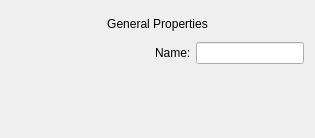
Above: umbrello/dialogs/umltemplatedialog.ui from KDE/umbrello before the change. Below: the same form after it.
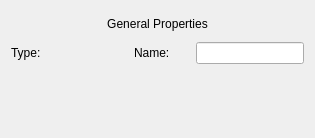
That is the form after the change. Custom widgets are drawn as their Qt base class.

Commit message:
Fix layout issues
Remove some labels of some widgets that is used, and put
them in the main dialog to better manage the layouts

```diff
--- a/umbrello/dialogs/umltemplatedialog.ui
+++ b/umbrello/dialogs/umltemplatedialog.ui
@@ -20,29 +20,31 @@
    <string>Form</string>
   </property>
   <layout class="QGridLayout" name="gridLayout">
-   <item row="3" column="0" colspan="2">
-    <widget class="UMLStereotypeWidget" name="stereotypeWidget" native="true">
-     <property name="sizePolicy">
-      <sizepolicy hsizetype="Minimum" vsizetype="Preferred">
-       <horstretch>0</horstretch>
-       <verstretch>0</verstretch>
-      </sizepolicy>
+   <item row="1" column="0">
+    <widget class="QLabel" name="label_3">
+     <property name="text">
+      <string>Type:</string>
      </property>
     </widget>
    </item>
    <item row="1" column="1">
-    <layout class="QHBoxLayout" name="horizontalLayout">
-     <property name="spacing">
-      <number>5</number>
+    <widget class="UMLDatatypeWidget" name="dataTypeWidget" native="true">
+     <property name="sizePolicy">
+      <sizepolicy hsizetype="Minimum" vsizetype="Preferred">
+       <horstretch>0</horstretch>
+       <verstretch>0</verstretch>
+      </sizepolicy>
      </property>
-     <item>
+    </widget>
+   </item>
+   <item row="1" column="2">
       <widget class="QLabel" name="label_2">
        <property name="text">
         <string>Name:</string>
        </property>
       </widget>
      </item>
-     <item>
+   <item row="1" column="3">
       <widget class="QLineEdit" name="nameLE">
        <property name="sizePolicy">
         <sizepolicy hsizetype="Maximum" vsizetype="Fixed">
@@ -52,9 +54,17 @@
        </property>
       </widget>
      </item>
-    </layout>
+   <item row="2" column="0" colspan="4">
+    <widget class="UMLStereotypeWidget" name="stereotypeWidget" native="true">
+     <property name="sizePolicy">
+      <sizepolicy hsizetype="Minimum" vsizetype="Preferred">
+       <horstretch>0</horstretch>
+       <verstretch>0</verstretch>
+      </sizepolicy>
+     </property>
+    </widget>
    </item>
-   <item row="4" column="0" colspan="2">
+   <item row="3" column="0" colspan="4">
     <widget class="DocumentationWidget" name="documentationWidget" native="true">
      <property name="sizePolicy">
       <sizepolicy hsizetype="Minimum" vsizetype="Preferred">
@@ -64,17 +74,7 @@
      </property>
     </widget>
    </item>
-   <item row="1" column="0">
-    <widget class="UMLDatatypeWidget" name="dataTypeWidget" native="true">
-     <property name="sizePolicy">
-      <sizepolicy hsizetype="Minimum" vsizetype="Preferred">
-       <horstretch>0</horstretch>
-       <verstretch>0</verstretch>
-      </sizepolicy>
-     </property>
-    </widget>
-   </item>
-   <item row="0" column="0" colspan="2">
+   <item row="0" column="0" colspan="4">
     <widget class="QLabel" name="label">
      <property name="text">
       <string>General Properties</string>
```
Lines whose indentation alone changed are shown as unchanged. The commit also changes 5 other files.
